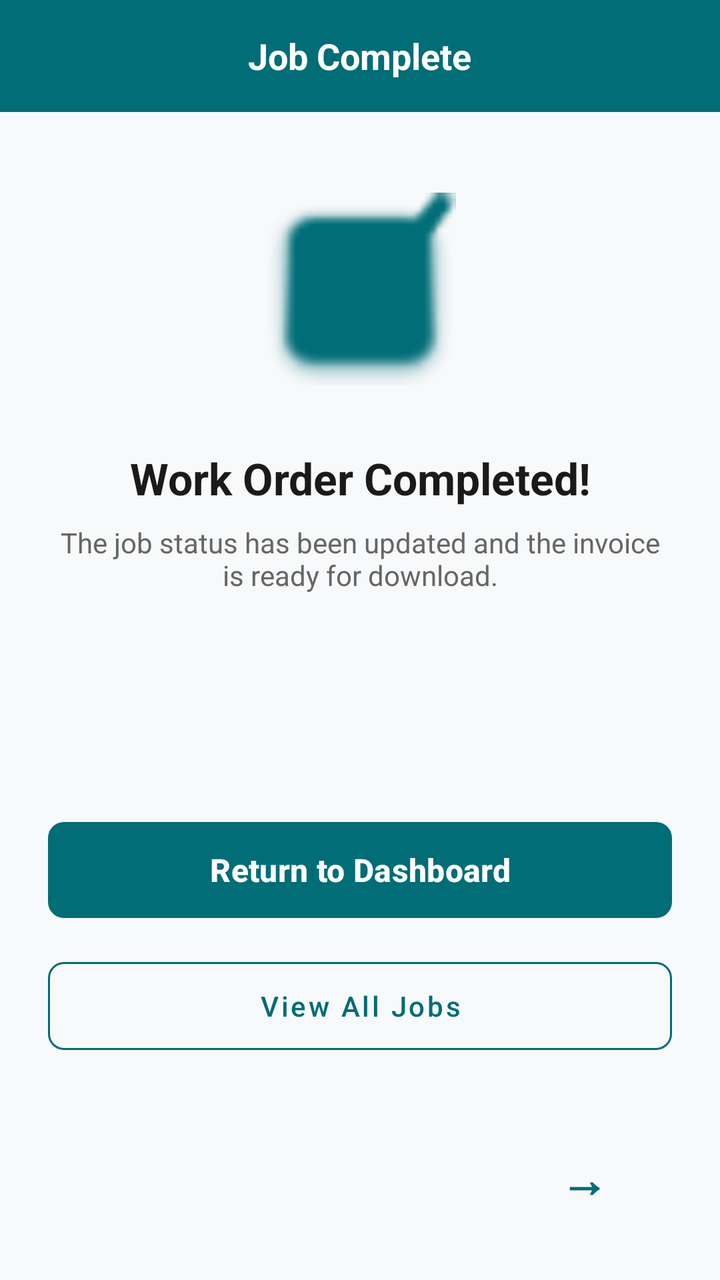
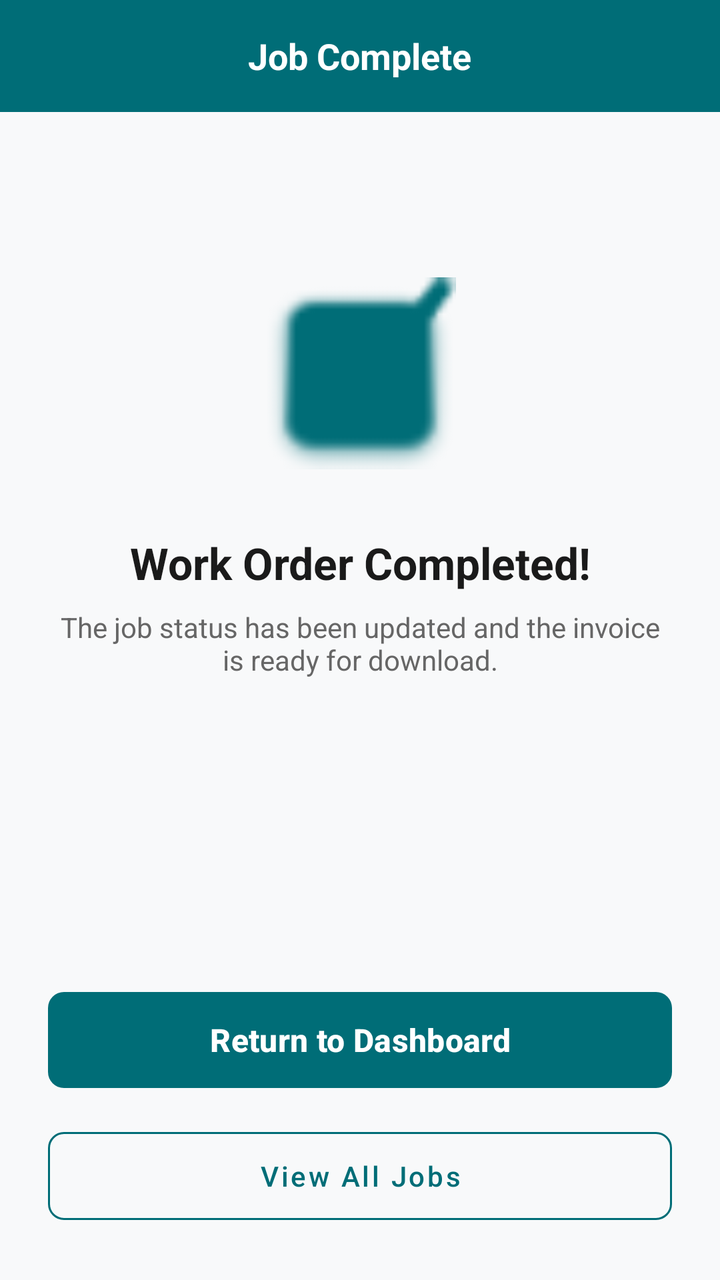

Compare the two renders of this Android layout. The source of the first and the diff that turns it into the second are given below.
<!-- AndroidManifest.xml: application theme Theme.WorkspaceWizards -->
<!-- res/layout/activity_screen10.xml -->
<?xml version="1.0" encoding="utf-8"?>
<LinearLayout xmlns:android="http://schemas.android.com/apk/res/android"
    xmlns:app="http://schemas.android.com/apk/res-auto"
    android:layout_width="match_parent"
    android:layout_height="match_parent"
    android:background="@color/bg_light"
    android:orientation="vertical">

    
    <RelativeLayout
        android:id="@+id/header_bar"
        android:layout_width="match_parent"
        android:layout_height="56dp"
        android:background="@color/teal_primary"
        android:paddingHorizontal="16dp">

        <TextView
            android:layout_width="wrap_content"
            android:layout_height="wrap_content"
            android:layout_centerInParent="true"
            android:text="@string/screen10_header_title"
            android:textColor="@android:color/white"
            android:textSize="18sp"
            android:textStyle="bold" />
    </RelativeLayout>

    <LinearLayout
        android:layout_width="match_parent"
        android:layout_height="0dp"
        android:layout_weight="1"
        android:gravity="center"
        android:orientation="vertical"
        android:padding="24dp">

        
        <ImageView
            android:id="@+id/ivSuccessCheck"
            android:layout_width="96dp"
            android:layout_height="96dp"
            android:contentDescription="@string/cd_success_icon"
            android:src="@android:drawable/checkbox_on_background"
            app:tint="@color/teal_primary" />

        <TextView
            android:id="@+id/tvThankYouHeadline"
            android:layout_width="wrap_content"
            android:layout_height="wrap_content"
            android:layout_marginTop="32dp"
            android:gravity="center"
            android:text="@string/screen10_headline"
            android:textColor="@color/text_primary"
            android:textSize="22sp"
            android:textStyle="bold" />

        <TextView
            android:id="@+id/tvThankYouMessage"
            android:layout_width="wrap_content"
            android:layout_height="wrap_content"
            android:layout_marginTop="8dp"
            android:gravity="center"
            android:text="@string/screen10_message"
            android:textColor="@color/text_secondary"
            android:textSize="14sp" />

        <TextView
            android:id="@+id/tvCompletedOrderRef"
            android:layout_width="wrap_content"
            android:layout_height="wrap_content"
            android:layout_marginTop="24dp"
            android:textColor="@color/teal_primary"
            android:textSize="16sp"
            android:textStyle="bold" />

    </LinearLayout>

    
    <LinearLayout
        android:layout_width="match_parent"
        android:layout_height="wrap_content"
        android:orientation="vertical"
        android:padding="24dp">

        <com.google.android.material.button.MaterialButton
            android:id="@+id/btnReturnHome"
            android:layout_width="match_parent"
            android:layout_height="56dp"
            android:text="@string/screen10_btn_return_home"
            android:textAllCaps="false"
            android:textColor="@android:color/white"
            android:textSize="16sp"
            android:textStyle="bold"
            app:backgroundTint="@color/teal_primary"
            app:cornerRadius="8dp" />

        <com.google.android.material.button.MaterialButton
            android:id="@+id/btnViewJobs"
            style="@style/Widget.MaterialComponents.Button.OutlinedButton"
            android:layout_width="match_parent"
            android:layout_height="56dp"
            android:layout_marginTop="12dp"
            android:text="@string/screen10_btn_view_jobs"
            android:textAllCaps="false"
            android:textColor="@color/teal_primary"
            app:cornerRadius="8dp"
            app:strokeColor="@color/teal_primary" />

        
        <com.google.android.material.button.MaterialButton
            android:id="@+id/btnNextPreview"
            style="@style/Widget.MaterialComponents.Button.TextButton"
            android:layout_width="wrap_content"
            android:layout_height="wrap_content"
            android:layout_gravity="end"
            android:layout_marginTop="32dp"
            android:text="@string/next_preview_arrow"
            android:textColor="@color/teal_primary"
            android:textSize="24sp"
            android:textStyle="bold" />

    </LinearLayout>

</LinearLayout>
<!-- resources referenced by this layout -->
<resources>
  <color name="bg_light">#F8F9FA</color>
  <color name="teal_primary">#006D77</color>
  <color name="text_primary">#1A1A1A</color>
  <color name="text_secondary">#666666</color>
  <string name="cd_success_icon">Success Checkmark</string>
  <string name="next_preview_arrow">→</string>
  <string name="screen10_btn_return_home">Return to Dashboard</string>
  <string name="screen10_btn_view_jobs">View All Jobs</string>
  <string name="screen10_header_title">Job Complete</string>
  <string name="screen10_headline">Work Order Completed!</string>
  <string name="screen10_message">The job status has been updated and the invoice is ready for download.</string>
  <style name="Theme.WorkspaceWizards" parent="Base.Theme.WorkspaceWizards" />
  <style name="Base.Theme.WorkspaceWizards" parent="Theme.Material3.DayNight.NoActionBar">
          
          
      </style>
</resources>

<!-- the commit's change to res/layout/activity_screen10.xml (unified diff, before → after) -->
@@ -104,19 +104,6 @@
             app:cornerRadius="8dp"
             app:strokeColor="@color/teal_primary" />
 
-        
-        <com.google.android.material.button.MaterialButton
-            android:id="@+id/btnNextPreview"
-            style="@style/Widget.MaterialComponents.Button.TextButton"
-            android:layout_width="wrap_content"
-            android:layout_height="wrap_content"
-            android:layout_gravity="end"
-            android:layout_marginTop="32dp"
-            android:text="@string/next_preview_arrow"
-            android:textColor="@color/teal_primary"
-            android:textSize="24sp"
-            android:textStyle="bold" />
-
     </LinearLayout>
 
 </LinearLayout>
<!-- resource entries referenced after the edit -->
@@ -5,7 +5,6 @@
   <color name="text_primary">#1A1A1A</color>
   <color name="text_secondary">#666666</color>
   <string name="cd_success_icon">Success Checkmark</string>
-  <string name="next_preview_arrow">→</string>
   <string name="screen10_btn_return_home">Return to Dashboard</string>
   <string name="screen10_btn_view_jobs">View All Jobs</string>
   <string name="screen10_header_title">Job Complete</string>
